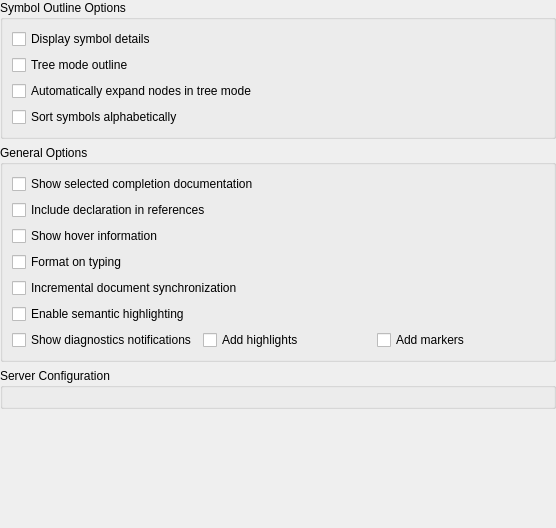
KDE/kate, file addons/lspclient/lspconfigwidget.ui: the form before one commit.
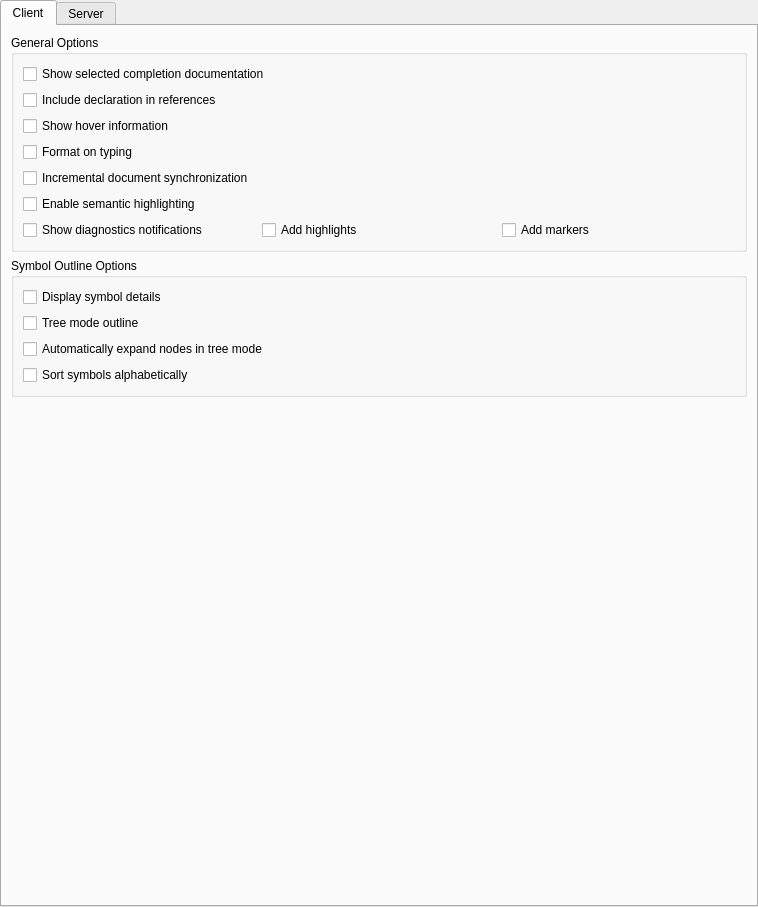
The form after the commit. Custom widgets are drawn as their Qt base class.

```diff
--- a/addons/lspclient/lspconfigwidget.ui
+++ b/addons/lspclient/lspconfigwidget.ui
@@ -6,8 +6,8 @@
    <rect>
     <x>0</x>
     <y>0</y>
-    <width>556</width>
-    <height>528</height>
+    <width>758</width>
+    <height>907</height>
    </rect>
   </property>
   <layout class="QVBoxLayout" name="verticalLayout_3">
@@ -24,42 +24,17 @@
     <number>0</number>
    </property>
    <item>
-    <widget class="QGroupBox" name="groupBox">
-     <property name="title">
-      <string>Symbol Outline Options</string>
+    <widget class="QTabWidget" name="tabWidget">
+     <property name="currentIndex">
+      <number>0</number>
      </property>
-     <layout class="QVBoxLayout" name="verticalLayout">
+     <widget class="QWidget" name="tab">
+      <attribute name="title">
+       <string>Client</string>
+      </attribute>
+      <layout class="QVBoxLayout" name="verticalLayout_6">
       <item>
-       <widget class="QCheckBox" name="chkSymbolDetails">
-        <property name="text">
-         <string>Display symbol details</string>
-        </property>
-       </widget>
-      </item>
-      <item>
-       <widget class="QCheckBox" name="chkSymbolTree">
-        <property name="text">
-         <string>Tree mode outline</string>
-        </property>
-       </widget>
-      </item>
-      <item>
-       <widget class="QCheckBox" name="chkSymbolExpand">
-        <property name="text">
-         <string>Automatically expand nodes in tree mode</string>
-        </property>
-       </widget>
-      </item>
-      <item>
-       <widget class="QCheckBox" name="chkSymbolSort">
-        <property name="text">
-         <string>Sort symbols alphabetically</string>
-        </property>
-       </widget>
-      </item>
-     </layout>
-    </widget>
-   </item>
+        <layout class="QVBoxLayout" name="verticalLayout_5">
    <item>
     <widget class="QGroupBox" name="groupBox_2">
      <property name="title">
@@ -137,6 +112,65 @@
     </widget>
    </item>
    <item>
+          <widget class="QGroupBox" name="groupBox">
+           <property name="title">
+            <string>Symbol Outline Options</string>
+           </property>
+           <layout class="QVBoxLayout" name="verticalLayout">
+            <item>
+             <widget class="QCheckBox" name="chkSymbolDetails">
+              <property name="text">
+               <string>Display symbol details</string>
+              </property>
+             </widget>
+            </item>
+            <item>
+             <widget class="QCheckBox" name="chkSymbolTree">
+              <property name="text">
+               <string>Tree mode outline</string>
+              </property>
+             </widget>
+            </item>
+            <item>
+             <widget class="QCheckBox" name="chkSymbolExpand">
+              <property name="text">
+               <string>Automatically expand nodes in tree mode</string>
+              </property>
+             </widget>
+            </item>
+            <item>
+             <widget class="QCheckBox" name="chkSymbolSort">
+              <property name="text">
+               <string>Sort symbols alphabetically</string>
+              </property>
+             </widget>
+            </item>
+           </layout>
+          </widget>
+         </item>
+        </layout>
+       </item>
+       <item>
+        <spacer name="verticalSpacer">
+         <property name="orientation">
+          <enum>Qt::Vertical</enum>
+         </property>
+         <property name="sizeHint" stdset="0">
+          <size>
+           <width>20</width>
+           <height>40</height>
+          </size>
+         </property>
+        </spacer>
+       </item>
+      </layout>
+     </widget>
+     <widget class="QWidget" name="tab_2">
+      <attribute name="title">
+       <string>Server</string>
+      </attribute>
+      <layout class="QVBoxLayout" name="verticalLayout_7">
+       <item>
     <widget class="QGroupBox" name="groupBox_3">
      <property name="title">
       <string>Server Configuration</string>
@@ -149,7 +183,7 @@
     </widget>
    </item>
    <item>
-    <spacer name="verticalSpacer">
+        <spacer name="verticalSpacer_2">
      <property name="orientation">
       <enum>Qt::Vertical</enum>
      </property>
@@ -160,6 +194,10 @@
       </size>
      </property>
     </spacer>
+       </item>
+      </layout>
+     </widget>
+    </widget>
    </item>
   </layout>
  </widget>
```
Lines whose indentation alone changed are shown as unchanged.
